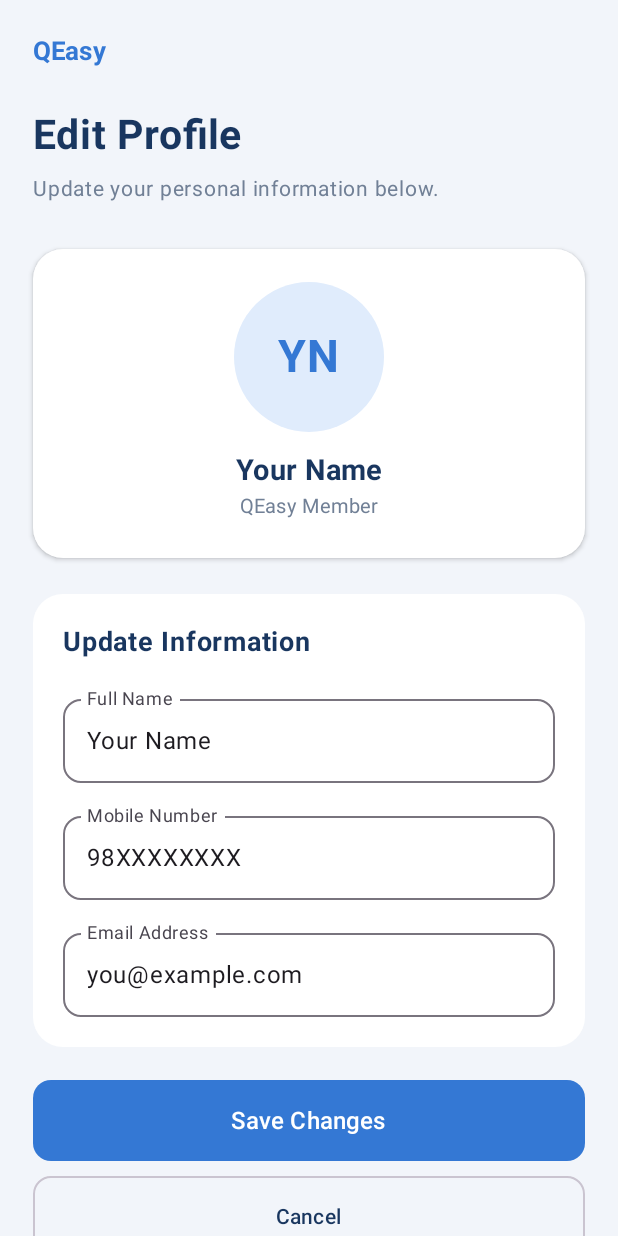
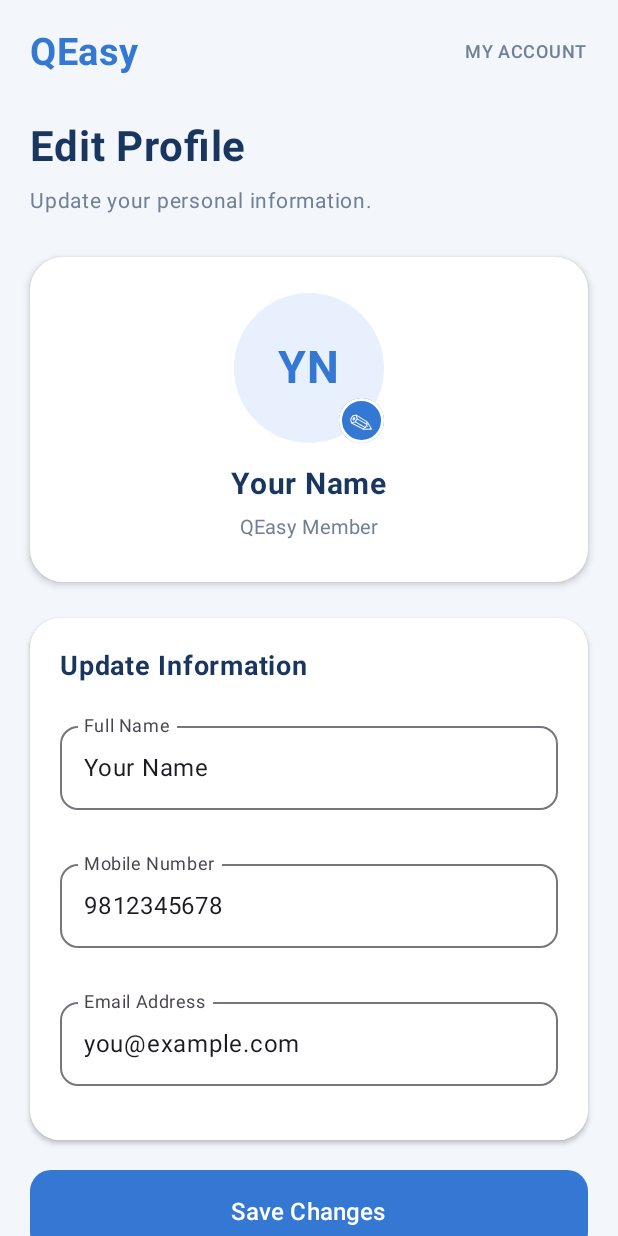
Before and after one commit to avigyashar/QEasy, an Android app built with Jetpack Compose: the screen it shows after launch (MainActivity), after a tap on "Edit Profile", on a phone screen of 412 x 824 dp. Run offline under Robolectric (Android 15) with nearby library versions, the phone set to English and light mode, and no system bars.

Commit message:
Improve profile UI and add input validation

```diff
--- a/app/src/main/java/com/example/qeasy/MainActivity.kt
+++ b/app/src/main/java/com/example/qeasy/MainActivity.kt
@@ -10,19 +10,23 @@ import androidx.compose.foundation.rememberScrollState
 import androidx.compose.foundation.shape.CircleShape
 import androidx.compose.foundation.shape.RoundedCornerShape
 import androidx.compose.foundation.verticalScroll
+import androidx.compose.foundation.border
+import androidx.compose.foundation.text.KeyboardOptions
 import androidx.compose.material3.*
 import androidx.compose.runtime.*
 import androidx.compose.ui.Alignment
 import androidx.compose.ui.Modifier
 import androidx.compose.ui.graphics.Color
 import androidx.compose.ui.text.font.FontWeight
+import androidx.compose.ui.text.input.KeyboardType
 import androidx.compose.ui.unit.dp
 import androidx.compose.ui.unit.sp
 
 private val Navy = Color(0xFF19365F)
 private val Blue = Color(0xFF3478D4)
-private val Background = Color(0xFFF2F5FA)
+private val Background = Color(0xFFF3F6FB)
 private val Muted = Color(0xFF718096)
+private val LightBlue = Color(0xFFE8F0FE)
 
 class MainActivity : ComponentActivity() {
     override fun onCreate(savedInstanceState: Bundle?) {
@@ -37,74 +41,108 @@ class MainActivity : ComponentActivity() {
 
 @Composable
 fun QEasyProfile() {
+
     var isEditing by remember { mutableStateOf(false) }
 
     var fullName by remember { mutableStateOf("Your Name") }
-    var mobile by remember { mutableStateOf("98XXXXXXXX") }
+    var mobile by remember { mutableStateOf("9812345678") }
     var email by remember { mutableStateOf("you@example.com") }
 
     var draftName by remember { mutableStateOf(fullName) }
     var draftMobile by remember { mutableStateOf(mobile) }
     var draftEmail by remember { mutableStateOf(email) }
 
+    var hasAttemptedSave by remember { mutableStateOf(false) }
+    var message by remember { mutableStateOf("") }
+
+    val validName = draftName.trim().length >= 2
+    val validMobile = draftMobile.matches(Regex("^[0-9+() -]{7,15}$"))
+    val validEmail = android.util.Patterns.EMAIL_ADDRESS
+        .matcher(draftEmail.trim()).matches()
+
     Column(
         modifier = Modifier
             .fillMaxSize()
             .background(Background)
             .verticalScroll(rememberScrollState())
-            .padding(22.dp)
+            .padding(20.dp)
+    ) {
+
+        // Header
+        Row(
+            modifier = Modifier.fillMaxWidth(),
+            horizontalArrangement = Arrangement.SpaceBetween,
+            verticalAlignment = Alignment.CenterVertically
         ) {
             Text(
                 text = "QEasy",
                 color = Blue,
-            fontSize = 17.sp,
+                fontSize = 25.sp,
                 fontWeight = FontWeight.Bold
             )
 
-        Spacer(modifier = Modifier.height(28.dp))
+            Text(
+                text = "MY ACCOUNT",
+                color = Muted,
+                fontSize = 12.sp,
+                fontWeight = FontWeight.SemiBold
+            )
+        }
+
+        Spacer(modifier = Modifier.height(32.dp))
 
         Text(
-            text = if (isEditing) "Edit Profile" else "Personal Details",
+            text = if (isEditing) "Edit Profile" else "My Profile",
             color = Navy,
-            fontSize = 27.sp,
+            fontSize = 28.sp,
             fontWeight = FontWeight.Bold
         )
 
-        Spacer(modifier = Modifier.height(8.dp))
+        Spacer(modifier = Modifier.height(7.dp))
 
         Text(
             text = if (isEditing)
-                "Update your personal information below."
+                "Update your personal information."
             else
-                "Manage your personal information.",
+                "View and manage your personal details.",
             color = Muted,
             fontSize = 14.sp
         )
 
-        Spacer(modifier = Modifier.height(28.dp))
+        Spacer(modifier = Modifier.height(25.dp))
 
+        // Profile card
         Card(
             modifier = Modifier.fillMaxWidth(),
-            shape = RoundedCornerShape(20.dp),
+            shape = RoundedCornerShape(22.dp),
             colors = CardDefaults.cardColors(
                 containerColor = Color.White
             ),
-            elevation = CardDefaults.cardElevation(2.dp)
+            elevation = CardDefaults.cardElevation(3.dp)
         ) {
             Column(
                 modifier = Modifier
                     .fillMaxWidth()
-                    .padding(22.dp),
+                    .padding(24.dp),
                 horizontalAlignment = Alignment.CenterHorizontally
             ) {
+
+                Box(contentAlignment = Alignment.BottomEnd) {
+
                     Surface(
                         modifier = Modifier.size(100.dp),
                         shape = CircleShape,
-                    color = Color(0xFFE0ECFC)
+                        color = LightBlue
                     ) {
                         Box(contentAlignment = Alignment.Center) {
                             Text(
-                            text = "YN",
+                                text = fullName.trim()
+                                    .split(" ")
+                                    .filter { it.isNotBlank() }
+                                    .take(2)
+                                    .joinToString("") {
+                                        it.first().uppercase()
+                                    },
                                 color = Blue,
                                 fontSize = 30.sp,
                                 fontWeight = FontWeight.Bold
@@ -112,14 +150,33 @@ fun QEasyProfile() {
                         }
                     }
 
-                Spacer(modifier = Modifier.height(14.dp))
+                    Surface(
+                        modifier = Modifier
+                            .size(30.dp)
+                            .border(2.dp, Color.White, CircleShape),
+                        shape = CircleShape,
+                        color = Blue
+                    ) {
+                        Box(contentAlignment = Alignment.Center) {
+                            Text(
+                                text = "✎",
+                                color = Color.White,
+                                fontSize = 16.sp
+                            )
+                        }
+                    }
+                }
+
+                Spacer(modifier = Modifier.height(15.dp))
 
                 Text(
                     text = fullName,
                     color = Navy,
-                    fontSize = 19.sp,
+                    fontSize = 20.sp,
                     fontWeight = FontWeight.Bold
                 )
+
+                Spacer(modifier = Modifier.height(5.dp))
 
                 Text(
                     text = "QEasy Member",
@@ -132,14 +189,19 @@ fun QEasyProfile() {
         Spacer(modifier = Modifier.height(24.dp))
 
         if (!isEditing) {
+
+            // Personal information
             Card(
                 modifier = Modifier.fillMaxWidth(),
                 shape = RoundedCornerShape(20.dp),
                 colors = CardDefaults.cardColors(
                     containerColor = Color.White
-                )
+                ),
+                elevation = CardDefaults.cardElevation(2.dp)
             ) {
-                Column(modifier = Modifier.padding(20.dp)) {
+                Column(
+                    modifier = Modifier.padding(20.dp)
+                ) {
                     Text(
                         text = "Personal Information",
                         color = Navy,
@@ -155,35 +217,46 @@ fun QEasyProfile() {
                 }
             }
 
-            Spacer(modifier = Modifier.height(24.dp))
+            Spacer(modifier = Modifier.height(25.dp))
 
             Button(
                 onClick = {
                     draftName = fullName
                     draftMobile = mobile
                     draftEmail = email
+                    hasAttemptedSave = false
+                    message = ""
                     isEditing = true
                 },
                 modifier = Modifier
                     .fillMaxWidth()
-                    .height(54.dp),
-                shape = RoundedCornerShape(12.dp),
+                    .height(55.dp),
+                shape = RoundedCornerShape(14.dp),
                 colors = ButtonDefaults.buttonColors(
                     containerColor = Blue
                 )
             ) {
-                Text("Edit Profile", fontSize = 16.sp)
+                Text(
+                    text = "Edit Profile",
+                    fontSize = 16.sp,
+                    fontWeight = FontWeight.SemiBold
+                )
             }
 
         } else {
+
+            // Edit information form
             Card(
                 modifier = Modifier.fillMaxWidth(),
                 shape = RoundedCornerShape(20.dp),
                 colors = CardDefaults.cardColors(
                     containerColor = Color.White
-                )
+                ),
+                elevation = CardDefaults.cardElevation(2.dp)
             ) {
-                Column(modifier = Modifier.padding(20.dp)) {
+                Column(
+                    modifier = Modifier.padding(20.dp)
+                ) {
                     Text(
                         text = "Update Information",
                         color = Navy,
@@ -191,7 +264,7 @@ fun QEasyProfile() {
                         fontWeight = FontWeight.Bold
                     )
 
-                    Spacer(modifier = Modifier.height(18.dp))
+                    Spacer(modifier = Modifier.height(20.dp))
 
                     OutlinedTextField(
                         value = draftName,
@@ -199,10 +272,16 @@ fun QEasyProfile() {
                         label = { Text("Full Name") },
                         modifier = Modifier.fillMaxWidth(),
                         singleLine = true,
+                        isError = hasAttemptedSave && !validName,
+                        supportingText = {
+                            if (hasAttemptedSave && !validName) {
+                                Text("Enter at least 2 characters.")
+                            }
+                        },
                         shape = RoundedCornerShape(12.dp)
                     )
 
-                    Spacer(modifier = Modifier.height(14.dp))
+                    Spacer(modifier = Modifier.height(12.dp))
 
                     OutlinedTextField(
                         value = draftMobile,
@@ -210,10 +289,19 @@ fun QEasyProfile() {
                         label = { Text("Mobile Number") },
                         modifier = Modifier.fillMaxWidth(),
                         singleLine = true,
+                        keyboardOptions = KeyboardOptions(
+                            keyboardType = KeyboardType.Phone
+                        ),
+                        isError = hasAttemptedSave && !validMobile,
+                        supportingText = {
+                            if (hasAttemptedSave && !validMobile) {
+                                Text("Enter a valid mobile number.")
+                            }
+                        },
                         shape = RoundedCornerShape(12.dp)
                     )
 
-                    Spacer(modifier = Modifier.height(14.dp))
+                    Spacer(modifier = Modifier.height(12.dp))
 
                     OutlinedTextField(
                         value = draftEmail,
@@ -221,49 +309,92 @@ fun QEasyProfile() {
                         label = { Text("Email Address") },
                         modifier = Modifier.fillMaxWidth(),
                         singleLine = true,
+                        keyboardOptions = KeyboardOptions(
+                            keyboardType = KeyboardType.Email
+                        ),
+                        isError = hasAttemptedSave && !validEmail,
+                        supportingText = {
+                            if (hasAttemptedSave && !validEmail) {
+                                Text("Enter a valid email address.")
+                            }
+                        },
                         shape = RoundedCornerShape(12.dp)
                     )
                 }
             }
 
-            Spacer(modifier = Modifier.height(22.dp))
+            Spacer(modifier = Modifier.height(20.dp))
 
             Button(
                 onClick = {
-                    fullName = draftName
-                    mobile = draftMobile
-                    email = draftEmail
+                    hasAttemptedSave = true
+
+                    if (validName && validMobile && validEmail) {
+                        fullName = draftName.trim()
+                        mobile = draftMobile.trim()
+                        email = draftEmail.trim()
                         isEditing = false
+                        message = "Profile updated successfully."
+                        hasAttemptedSave = false
+                    }
                 },
                 modifier = Modifier
                     .fillMaxWidth()
-                    .height(54.dp),
-                shape = RoundedCornerShape(12.dp),
+                    .height(55.dp),
+                shape = RoundedCornerShape(14.dp),
                 colors = ButtonDefaults.buttonColors(
                     containerColor = Blue
                 )
             ) {
-                Text("Save Changes", fontSize = 16.sp)
+                Text(
+                    text = "Save Changes",
+                    fontSize = 16.sp,
+                    fontWeight = FontWeight.SemiBold
+                )
             }
 
             Spacer(modifier = Modifier.height(10.dp))
 
             OutlinedButton(
-                onClick = { isEditing = false },
+                onClick = {
+                    draftName = fullName
+                    draftMobile = mobile
+                    draftEmail = email
+                    hasAttemptedSave = false
+                    isEditing = false
+                },
                 modifier = Modifier
                     .fillMaxWidth()
-                    .height(54.dp),
-                shape = RoundedCornerShape(12.dp)
+                    .height(55.dp),
+                shape = RoundedCornerShape(14.dp)
             ) {
-                Text("Cancel", color = Navy)
+                Text(
+                    text = "Cancel",
+                    color = Navy,
+                    fontSize = 15.sp
+                )
             }
         }
+
+        if (message.isNotEmpty()) {
+            Spacer(modifier = Modifier.height(15.dp))
+
+            Text(
+                text = message,
+                color = Color(0xFF16804A),
+                fontSize = 14.sp,
+                fontWeight = FontWeight.Medium
+            )
+        }
+
+        Spacer(modifier = Modifier.height(20.dp))
     }
 }
 
 @Composable
 fun DetailRow(label: String, value: String) {
     Column(modifier = Modifier.fillMaxWidth()) {
+
         Text(
             text = label,
             color = Muted,
@@ -276,9 +407,9 @@ fun DetailRow(label: String, value: String) {
             text = value,
             color = Navy,
             fontSize = 15.sp,
-            fontWeight = FontWeight.Medium
+            fontWeight = FontWeight.SemiBold
         )
 
-        Spacer(modifier = Modifier.height(17.dp))
+        Spacer(modifier = Modifier.height(19.dp))
     }
 }
```
Lines whose indentation alone changed are shown as unchanged.
